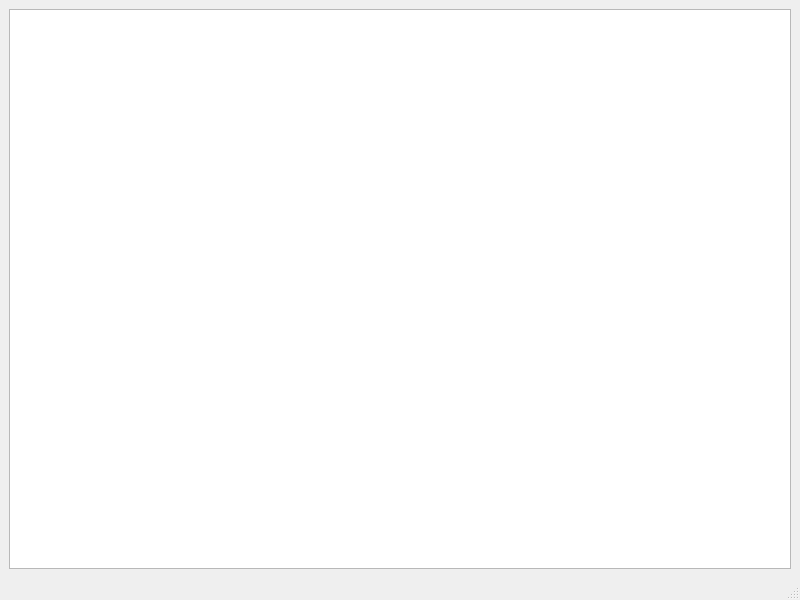
Old version of the form mainwindow.ui in the repository eloranta/HamVibe.
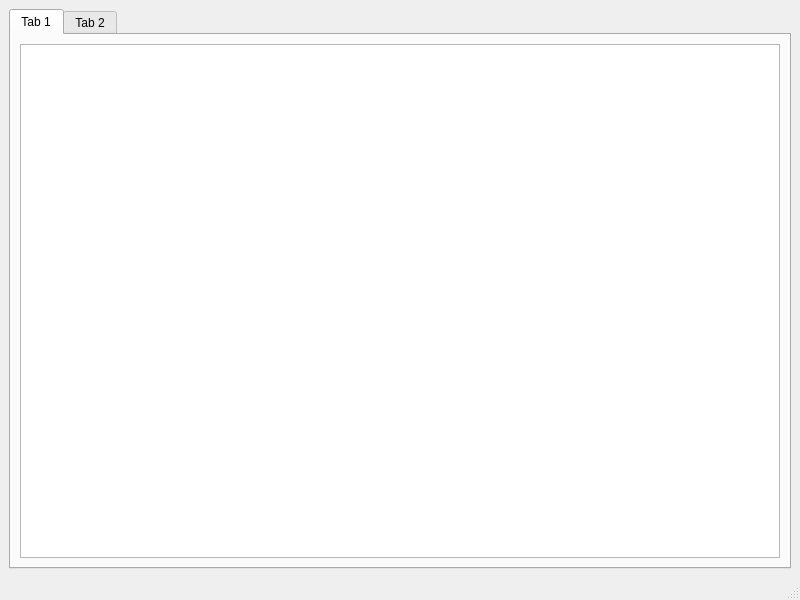
New version of the form.

Commit message: add tab control

The edit to the form file:
```diff
--- a/mainwindow.ui
+++ b/mainwindow.ui
@@ -14,8 +14,28 @@
    <string>HamVibe</string>
   </property>
   <widget class="QWidget" name="centralwidget">
-   <layout class="QVBoxLayout" name="verticalLayout">
-    <item>
+   <layout class="QGridLayout" name="gridLayout_3">
+    <item row="0" column="0">
+     <widget class="QTabWidget" name="tabWidget">
+      <property name="currentIndex">
+       <number>0</number>
+      </property>
+      <widget class="QWidget" name="Spots">
+       <attribute name="title">
+        <string>Tab 1</string>
+       </attribute>
+       <layout class="QGridLayout" name="gridLayout_2">
+        <item row="0" column="0">
+         <widget class="QTableView" name="spotView"/>
+        </item>
+       </layout>
+      </widget>
+      <widget class="QWidget" name="Log">
+       <attribute name="title">
+        <string>Tab 2</string>
+       </attribute>
+       <layout class="QGridLayout" name="gridLayout">
+        <item row="0" column="0">
      <widget class="QTableView" name="tableView">
       <property name="alternatingRowColors">
        <bool>true</bool>
@@ -23,6 +43,10 @@
       <attribute name="verticalHeaderVisible">
        <bool>false</bool>
       </attribute>
+         </widget>
+        </item>
+       </layout>
+      </widget>
      </widget>
     </item>
    </layout>
```
Lines whose indentation alone changed are shown as unchanged. The commit also changes 1 other file.
